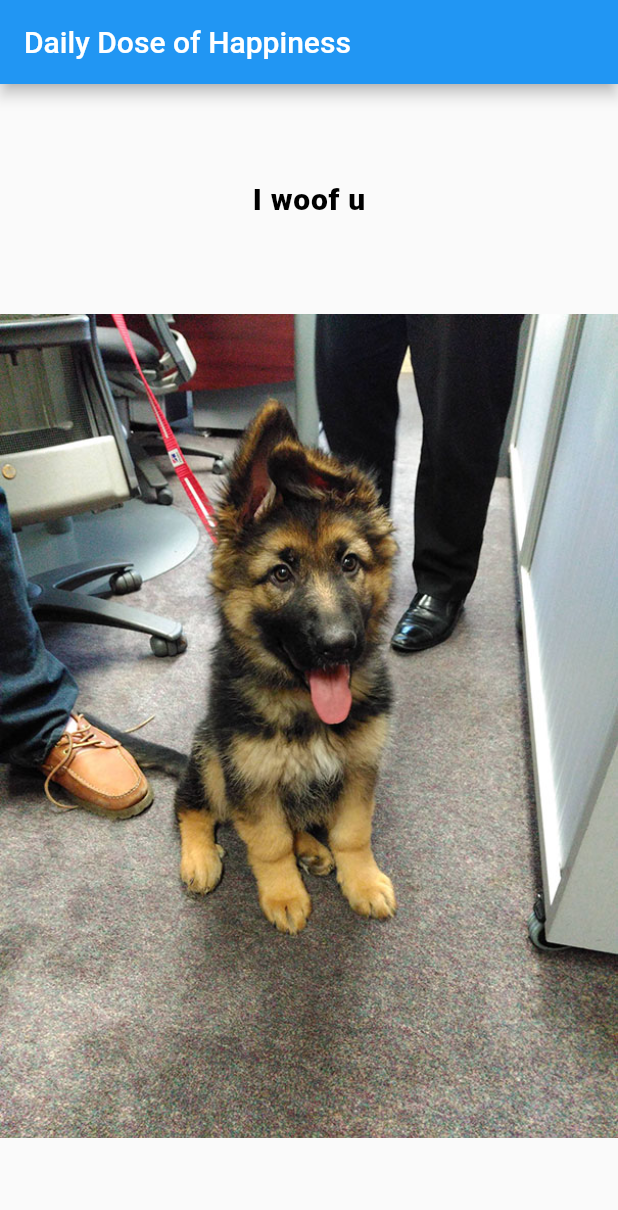
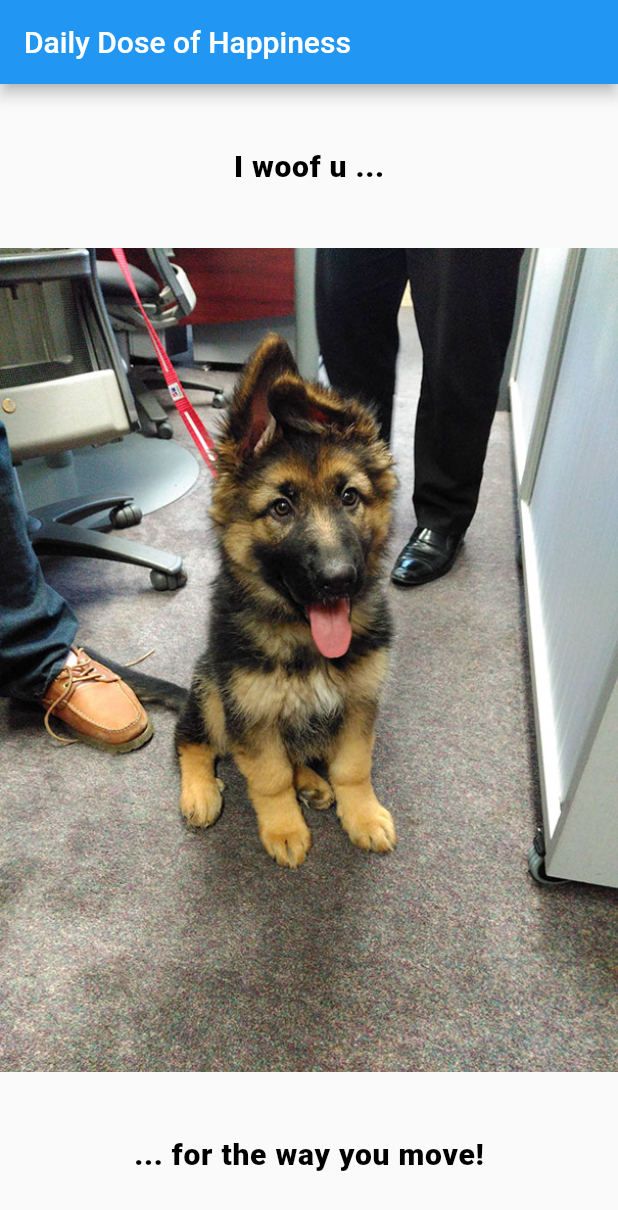
Before and after one commit to AndiBoegelein/DailyDoseOfHappiness, a Flutter app: the screen it shows after launch, on a phone screen of 412 x 824 dp. Shown: the top 1210 px of the screen. Run offline on Flutter 3.47's test engine with Material 2 defaults, Android fonts, the phone set to English and light mode, and no system bars; Roboto replaces fonts that are missing (Robot).

Commit message:
added random compliments

```diff
--- a/lib/main.dart
+++ b/lib/main.dart
@@ -39,7 +39,7 @@ class HappinessState extends State<Happiness> {
         mainAxisAlignment: MainAxisAlignment.spaceEvenly,
         children: [
           Text(
-            "I woof u",
+            "I woof u ...",
             style: TextStyle(
               color: Colors.black,
               fontWeight: FontWeight.w800,
@@ -49,6 +49,7 @@ class HappinessState extends State<Happiness> {
             ),
           ),
           _randomPuppy(),
+          _randomCompliment(),
         ],
       )
     );
@@ -66,7 +67,36 @@ class HappinessState extends State<Happiness> {
 
     return puppyImages[nextInt];
   }
+
+  Widget _randomCompliment() {
+    final List<String> compliments = <String>[];
+    final Random random = Random();
+
+    compliments.add("... because you are awesome!");
+    compliments.add("... for your happy nature!");
+    compliments.add("... for your intellect!");
+    compliments.add("... because i can laugh with you!");
+    compliments.add("... for the way you move!");
+    compliments.add("... for the nice way you treat everyone you meet!");
+    compliments.add("... for your professional ambition!");
+    compliments.add("... for of your communication skills!");
+
+
+    final nextInt = random.nextInt(compliments.length);
+
+    return Text(
+      compliments[nextInt],
+      style: TextStyle(
+        color: Colors.black,
+        fontWeight: FontWeight.w800,
+        fontFamily: "Robot",
+        letterSpacing: 0.5,
+        fontSize: 20,
+      ),
+    );
+  }
 }
+
 
 class Happiness extends StatefulWidget {
   @override
```
